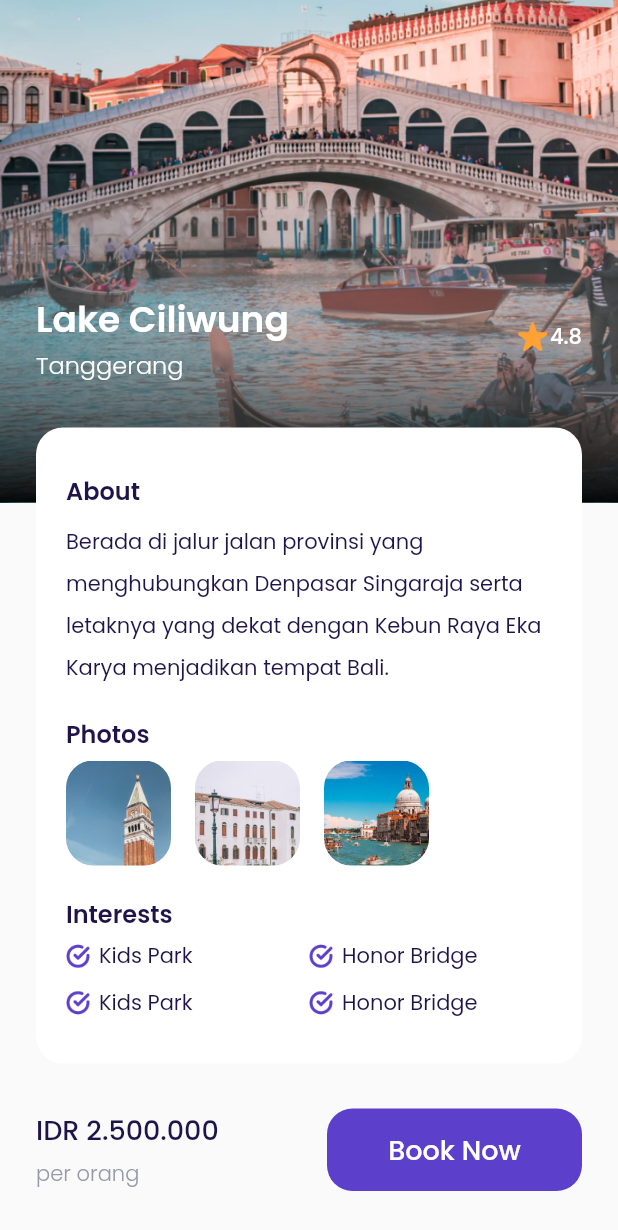
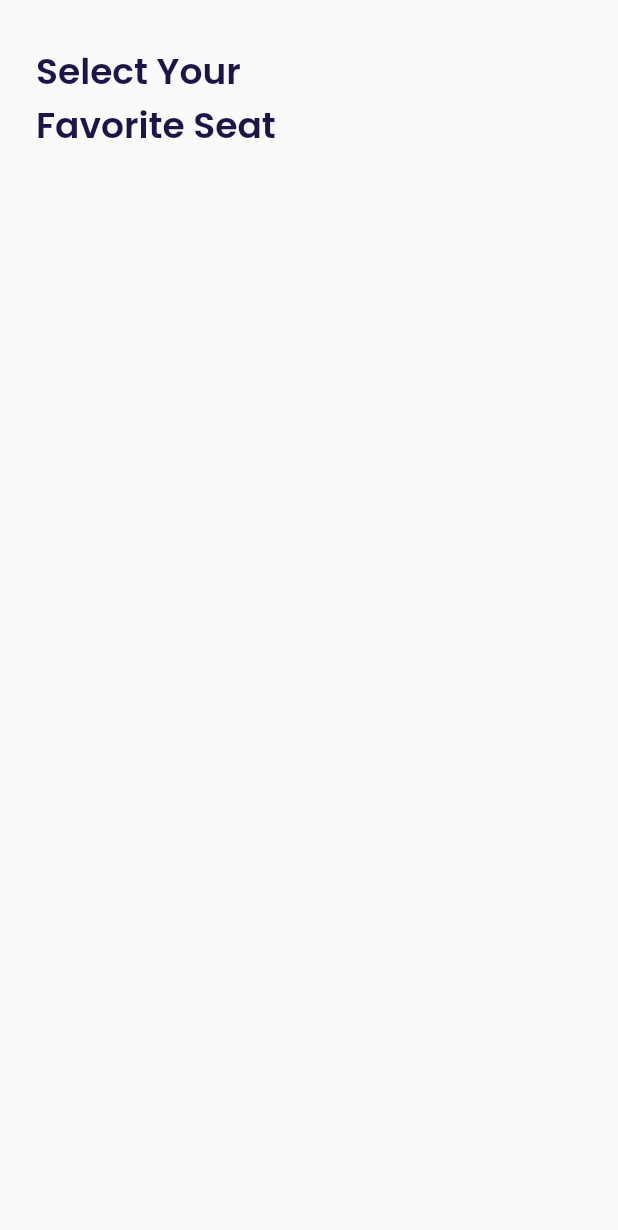
Before and after one commit to ramaditoferdian/airplane, a Flutter app: the DetailPage screen opened directly, scrolled down 115 dp, after a tap on "Book Now", on a phone screen of 412 x 824 dp. Shown: the top 1230 px of the screen. Run offline on Flutter 3.47's test engine with Material 2 defaults, Android fonts, the phone set to English and light mode, and no system bars; our stand-ins replace google_fonts.

Commit message:
add choose seat page

```diff
--- /dev/null
+++ b/lib/ui/pages/choose_seat_page.dart
@@ -0,0 +1,38 @@
+// ignore_for_file: prefer_const_constructors
+
+import 'package:airplane/shared/theme.dart';
+import 'package:flutter/material.dart';
+
+class ChooseSeatPage extends StatelessWidget {
+  const ChooseSeatPage({Key? key}) : super(key: key);
+
+  @override
+  Widget build(BuildContext context) {
+    Widget title() {
+      return Container(
+        margin: EdgeInsets.only(
+          top: 30,
+        ),
+        child: Text(
+          'Select Your\nFavorite Seat',
+          style: blackTextStyle.copyWith(
+            fontSize: 24,
+            fontWeight: semiBold,
+          ),
+        ),
+      );
+    }
+
+    return Scaffold(
+      backgroundColor: kBackgroundColor,
+      body: ListView(
+        padding: EdgeInsets.symmetric(
+          horizontal: 24,
+        ),
+        children: [
+          title(),
+        ],
+      ),
+    );
+  }
+}
--- a/lib/ui/pages/detail_page.dart
+++ b/lib/ui/pages/detail_page.dart
@@ -1,6 +1,7 @@
 // ignore_for_file: prefer_const_constructors, prefer_const_literals_to_create_immutables
 
 import 'package:airplane/shared/theme.dart';
+import 'package:airplane/ui/pages/choose_seat_page.dart';
 import 'package:airplane/ui/widgets/custom_button.dart';
 import 'package:airplane/ui/widgets/interest_item.dart';
 import 'package:airplane/ui/widgets/photo_item.dart';
@@ -254,7 +255,14 @@ class DetailPage extends StatelessWidget {
                   // ! Note : Book Button
                   CustomButton(
                     title: 'Book Now',
-                    onPressed: () {},
+                    onPressed: () {
+                      Navigator.push(
+                        context,
+                        MaterialPageRoute(
+                          builder: (context) => ChooseSeatPage(),
+                        ),
+                      );
+                    },
                     width: 170,
                   )
                 ],
```
